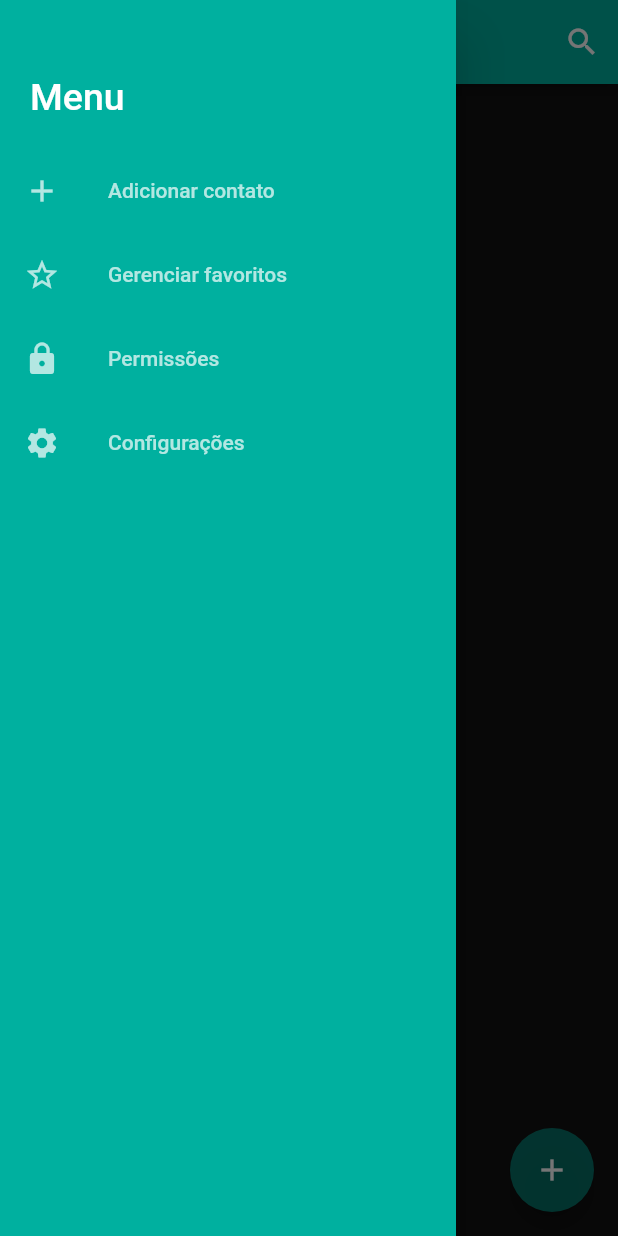
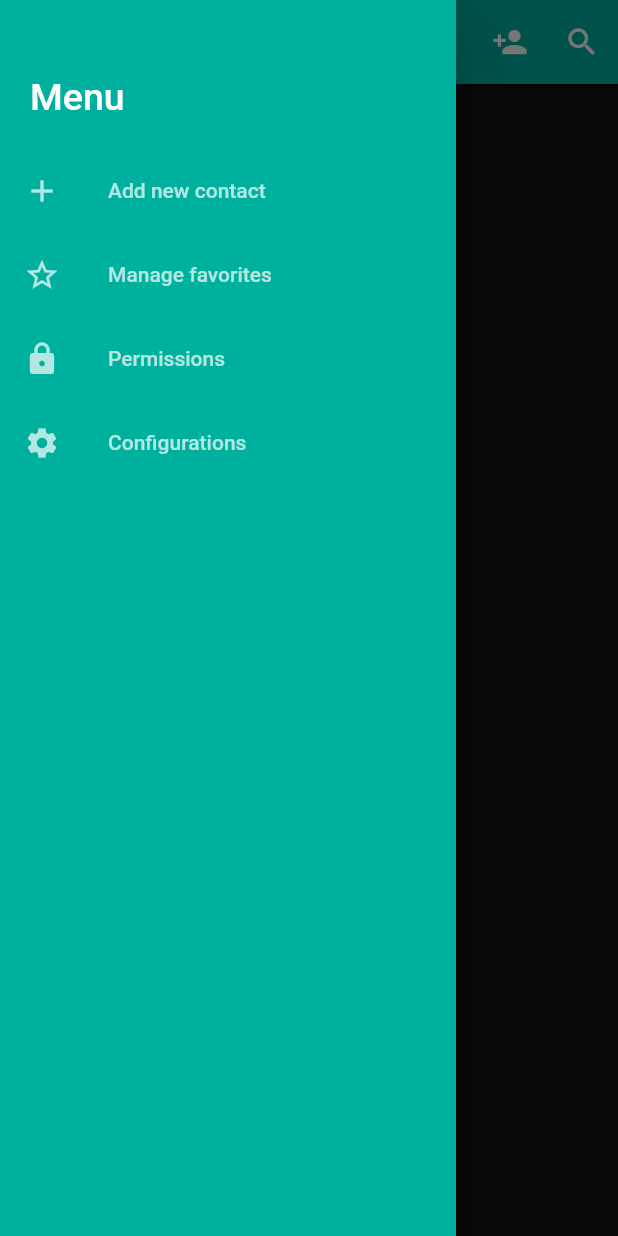
Before and after one commit to murosfc/findme, a Flutter app: the screen it shows after launch, with the side drawer open, on a phone screen of 412 x 824 dp. Run offline on Flutter 3.47's test engine with Material 2 defaults, Android fonts, the phone set to English and light mode, and no system bars; our stand-ins replace localization.

Commit message:
add adicionar contatos

```diff
--- /dev/null
+++ b/l10n-old.yaml
@@ -0,0 +1,3 @@
+arb-dir: lib/l10n
+template-arb-file: app_pt-br.arb
+output-localization-file: app_localizations.dart
--- /dev/null
+++ b/lib/FindnMeHome.dart
@@ -0,0 +1,84 @@
+import 'dart:ui';
+
+import 'package:findme/colors/VisualIdColors.dart';
+import 'package:flutter/material.dart';
+
+import 'drawers/MainDrawer.dart';
+import 'drawers/SearchBar.dart';
+import 'model/Contacts.dart';
+
+class FindnMeHome extends StatefulWidget {
+  @override
+  _FindnMeHomeState createState() => _FindnMeHomeState();
+}
+
+class _FindnMeHomeState extends State<FindnMeHome> {
+  final contacts = <Contacts>[];
+  @override
+  Widget build(BuildContext context) {
+    return Scaffold(
+      appBar: AppBar(
+        title: const Text("Find'n Me"),
+        elevation: 0.7,
+        actions: <Widget>[
+          IconButton(
+            icon: const Icon(Icons.person_add),
+            onPressed: () {
+              setState(() {
+                contacts.add(Contacts(name: "Novo contato"));
+              });
+            },
+          ),
+          IconButton(
+            icon: const Icon(Icons.search),
+            onPressed: () {
+              showSearch(context: context, delegate: SearchBar());
+            },
+          ),
+        ],
+      ),
+      body: ListView.separated(
+        padding: const EdgeInsets.all(16.0),
+        itemCount: contacts.length,
+        itemBuilder: (context, index) => ClipRRect(
+          borderRadius: BorderRadius.circular(15.0),
+          child: Container(
+            color: VisualIdColors.colorBlue(),
+            child: Column(children: [
+              ListTile(
+                leading: CircleAvatar(
+                  backgroundColor: VisualIdColors.colorGreen(),
+                  child: Text(contacts[index].getFirstNameLetter()),
+                ),
+                title: Row(
+                  mainAxisAlignment: MainAxisAlignment.end,
+                  children: <Widget>[
+                    Text(contacts[index].name,
+                        style: const TextStyle(color: Colors.white)),
+                    const SizedBox(
+                      width: 80, //TEMPORÁRIO
+                    ),
+                    IconButton(
+                      icon: const Icon(Icons.favorite),
+                      onPressed: () {},
+                    ),
+                    IconButton(
+                      icon: const Icon(Icons.more_vert),
+                      onPressed: () {},
+                    ),
+                  ],
+                ),
+              ),
+            ]),
+          ),
+        ),
+        separatorBuilder: (BuildContext context, int index) => const SizedBox(
+          height: 10,
+        ),
+      ),
+      drawer: Drawer(
+        child: MainDrawer(),
+      ),
+    );
+  }
+}
--- a/lib/drawers/MainDrawer.dart
+++ b/lib/drawers/MainDrawer.dart
@@ -1,16 +1,17 @@
 import 'package:findme/colors/VisualIdColors.dart';
 import 'package:flutter/material.dart';
+import 'package:flutter_localizations/flutter_localizations.dart';
 import 'package:localization/localization.dart';
 
 class MainDrawer extends StatelessWidget {
   @override
   Widget build(BuildContext context) {
     return Container(
-      color: VisualIdColors.colorBlue(),
+      color: VisualIdColors.colorGreen(),
       child: Column(
         children: [
           Container(
-            color: VisualIdColors.colorBlue(),
+            color: VisualIdColors.colorGreen(),
             child: Padding(
               padding: const EdgeInsets.only(top: 50.0, left: 20.0),
               child: Column(
@@ -38,8 +39,8 @@ class MainDrawer extends StatelessWidget {
               Icons.add,
               color: Colors.white70,
             ),
-            title: const Text("Adicionar contato",
-                style: TextStyle(color: Colors.white70)),
+            title: Text("add-contact".i18n(),
+                style: const TextStyle(color: Colors.white70)),
           ),
           ListTile(
             onTap: () {},
@@ -47,8 +48,8 @@ class MainDrawer extends StatelessWidget {
               Icons.star_border,
               color: Colors.white70,
             ),
-            title: const Text("Gerenciar favoritos",
-                style: TextStyle(color: Colors.white70)),
+            title: Text("man-fav".i18n(),
+                style: const TextStyle(color: Colors.white70)),
           ),
           ListTile(
             onTap: () {},
@@ -56,8 +57,8 @@ class MainDrawer extends StatelessWidget {
               Icons.lock,
               color: Colors.white70,
             ),
-            title: const Text("Permissões",
-                style: TextStyle(color: Colors.white70)),
+            title: Text("permissions".i18n(),
+                style: const TextStyle(color: Colors.white70)),
           ),
           ListTile(
             onTap: () {},
@@ -65,8 +66,8 @@ class MainDrawer extends StatelessWidget {
               Icons.settings,
               color: Colors.white70,
             ),
-            title: const Text("Configurações",
-                style: TextStyle(color: Colors.white70)),
+            title: Text("config".i18n(),
+                style: const TextStyle(color: Colors.white70)),
           ),
         ],
       ),
--- a/lib/i18n/en_US.json
+++ b/lib/i18n/en_US.json
@@ -1,3 +1,7 @@
 {
-    "search-hint": "Search..."
+    "search-hint": "Search...",
+    "add-contact": "Add new contact",
+    "man-fav": "Manage favorites",
+    "permissions": "Permissions",
+    "config": "Configurations"
 }
--- a/lib/i18n/pt_BR.json
+++ b/lib/i18n/pt_BR.json
@@ -1,3 +1,7 @@
 {
-    "search-hint": "Pesquisar..."
+    "search-hint": "Pesquisar...",
+    "add-contact": "Adicionar novo contato",
+    "man-fav": "Gerenciar favoritos",
+    "permissions": "Permissões",
+    "config": "Configurações"
 }
--- a/lib/main.dart
+++ b/lib/main.dart
@@ -1,3 +1,4 @@
+import 'package:findme/FindnMeHome.dart';
 import 'package:findme/drawers/MainDrawer.dart';
 import 'package:findme/colors/VisualIdColors.dart';
 import 'package:findme/drawers/SearchBar.dart';
@@ -5,9 +6,7 @@ import 'package:flutter/material.dart';
 import 'package:flutter_localizations/flutter_localizations.dart';
 import 'package:localization/localization.dart';
 
-void main() {
-  runApp(const MyApp());
-}
+void main() => runApp(const MyApp());
 
 class MyApp extends StatelessWidget {
   const MyApp({super.key});
@@ -22,74 +21,15 @@ class MyApp extends StatelessWidget {
         LocalJsonLocalization.delegate,
       ],
       theme: ThemeData(
-        primarySwatch: VisualIdColors.colorBlue(),
+        primarySwatch: VisualIdColors.colorGreen(),
         scaffoldBackgroundColor: const Color(0xFF121212),
       ),
-      /*supportedLocales: const [
+      supportedLocales: const [
         Locale('en', 'US'),
         Locale('pt', 'BR'),
-      ],*/
-      home: const MyHomePage(title: "Find'nMe"),
+      ],
+      home: FindnMeHome(),
       debugShowCheckedModeBanner: false,
     );
   }
 }
-
-class MyHomePage extends StatefulWidget {
-  const MyHomePage({super.key, required this.title});
-  final String title;
-  @override
-  State<MyHomePage> createState() => _MyHomePageState();
-}
-
-class _MyHomePageState extends State<MyHomePage> {
-  int _counter = 0;
-
-  void _incrementCounter() {
-    setState(() {
-      _counter++;
-    });
-  }
-
-  @override
-  Widget build(BuildContext context) {
-    return Scaffold(
-      appBar: AppBar(
-        centerTitle: true,
-        title: Text(widget.title),
-        actions: [
-          IconButton(
-            icon: const Icon(Icons.search),
-            onPressed: () {
-              // ignore: avoid_print
-              print("oi");
-              showSearch(context: context, delegate: SearchBar());
-            },
-          ),
-        ],
-      ),
-      drawer: Drawer(
-        child: MainDrawer(),
-      ),
-      body: Center(
-        child: Column(
-          mainAxisAlignment: MainAxisAlignment.center,
-          children: <Widget>[
-            const Text(
-              'Você pressinou o mais',
-            ),
-            Text(
-              '$_counter',
-              style: Theme.of(context).textTheme.headline4,
-            ),
-          ],
-        ),
-      ),
-      floatingActionButton: FloatingActionButton(
-        onPressed: _incrementCounter,
-        tooltip: 'Increment',
-        child: const Icon(Icons.add),
-      ),
-    );
-  }
-}
--- /dev/null
+++ b/lib/model/Contacts.dart
@@ -0,0 +1,9 @@
+class Contacts {
+  final String name;
+
+  Contacts({required this.name});
+
+  String getFirstNameLetter() {
+    return name[0];
+  }
+}
--- a/pubspec.yaml
+++ b/pubspec.yaml
@@ -31,7 +31,7 @@ environment:
 dependencies:
   flutter_localizations:
     sdk: flutter
-  localization: ^2.0.0
+  localization: ^2.1.0
 
   # The following adds the Cupertino Icons font to your application.
   # Use with the CupertinoIcons class for iOS style icons.
```
Also changed, not shown: lib/colors/VisualIdColors.dart (+17 -1 lines), lib/components/ContactContainer.dart (added, +11 -0 lines), l10n.yaml (deleted).
